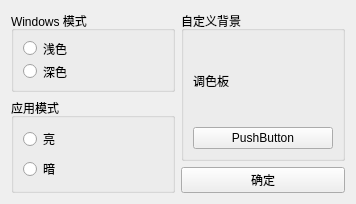
YQBaobao/RollerCoaster, file uis/rc_setting/background_color/backgroud_color.ui: the form before one commit.
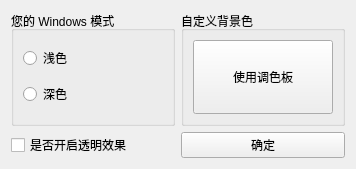
The form after the commit.

Commit message: ADD:背景色设置

What changed in the file:
```diff
--- a/uis/rc_setting/background_color/backgroud_color.ui
+++ b/uis/rc_setting/background_color/backgroud_color.ui
@@ -14,7 +14,43 @@
    <string>Form</string>
   </property>
   <layout class="QGridLayout" name="gridLayout">
-   <item row="0" column="0">
+   <item row="0" column="1" rowspan="2">
+    <widget class="QGroupBox" name="groupBox_3">
+     <property name="title">
+      <string>自定义背景色</string>
+     </property>
+     <layout class="QGridLayout" name="gridLayout_7">
+      <item row="0" column="0">
+       <widget class="QPushButton" name="pushButton_palette">
+        <property name="sizePolicy">
+         <sizepolicy hsizetype="Minimum" vsizetype="Minimum">
+          <horstretch>0</horstretch>
+          <verstretch>0</verstretch>
+         </sizepolicy>
+        </property>
+        <property name="text">
+         <string>使用调色板</string>
+        </property>
+       </widget>
+      </item>
+     </layout>
+    </widget>
+   </item>
+   <item row="2" column="1">
+    <widget class="QPushButton" name="pushButton_accepted_2">
+     <property name="text">
+      <string>确定</string>
+     </property>
+    </widget>
+   </item>
+   <item row="2" column="0">
+    <widget class="QCheckBox" name="checkBox">
+     <property name="text">
+      <string>是否开启透明效果</string>
+     </property>
+    </widget>
+   </item>
+   <item row="0" column="0" rowspan="2">
     <widget class="QGroupBox" name="groupBox">
      <property name="minimumSize">
       <size>
@@ -23,7 +59,7 @@
       </size>
      </property>
      <property name="title">
-      <string>Windows 模式</string>
+      <string>您的 Windows 模式</string>
      </property>
      <layout class="QVBoxLayout" name="verticalLayout_3">
       <item>
@@ -43,59 +79,6 @@
      </layout>
     </widget>
    </item>
-   <item row="0" column="1" rowspan="2">
-    <widget class="QGroupBox" name="groupBox_3">
-     <property name="title">
-      <string>自定义背景</string>
-     </property>
-     <layout class="QGridLayout" name="gridLayout_7">
-      <item row="0" column="0">
-       <widget class="QLabel" name="label_8">
-        <property name="text">
-         <string>调色板</string>
-        </property>
-       </widget>
-      </item>
-      <item row="1" column="0">
-       <widget class="QPushButton" name="pushButton">
-        <property name="text">
-         <string>PushButton</string>
-        </property>
-       </widget>
-      </item>
-     </layout>
-    </widget>
-   </item>
-   <item row="1" column="0" rowspan="2">
-    <widget class="QGroupBox" name="groupBox_2">
-     <property name="title">
-      <string>应用模式</string>
-     </property>
-     <layout class="QVBoxLayout" name="verticalLayout_2">
-      <item>
-       <widget class="QRadioButton" name="radioButton_3">
-        <property name="text">
-         <string>亮</string>
-        </property>
-       </widget>
-      </item>
-      <item>
-       <widget class="QRadioButton" name="radioButton_4">
-        <property name="text">
-         <string>暗</string>
-        </property>
-       </widget>
-      </item>
-     </layout>
-    </widget>
-   </item>
-   <item row="2" column="1">
-    <widget class="QPushButton" name="pushButton_accepted_2">
-     <property name="text">
-      <string>确定</string>
-     </property>
-    </widget>
-   </item>
   </layout>
  </widget>
  <resources/>
```
The commit also changes 6 other files.
